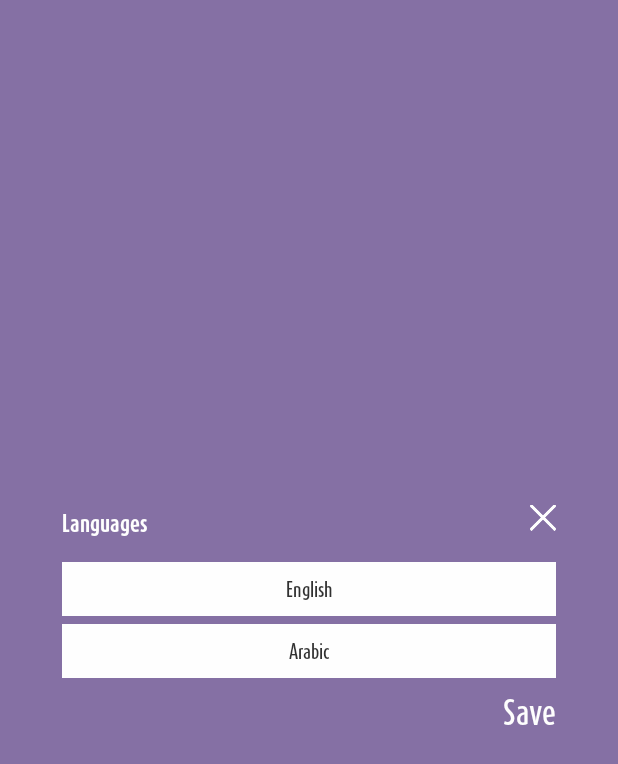
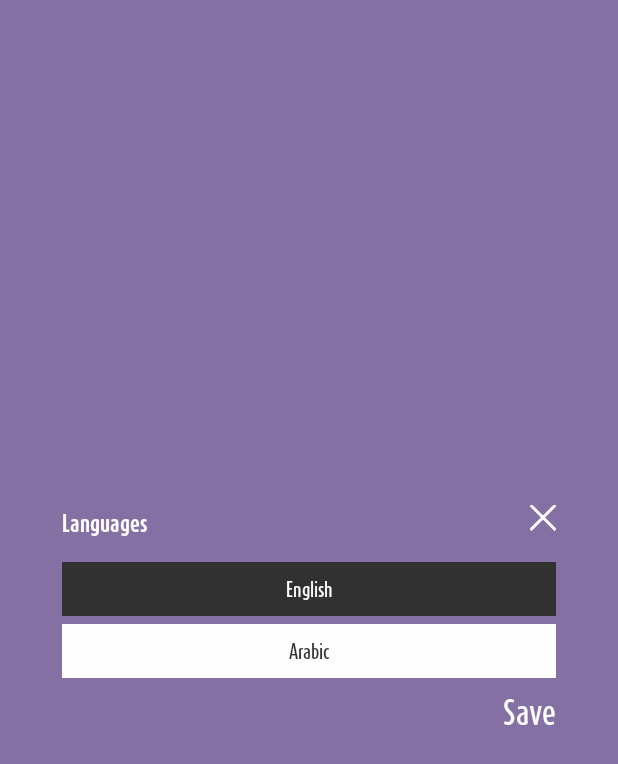
Before and after one commit to Sandeep-svf/yamaha, an Android app: the layout language.xml on its own in the app's theme, with its tools: preview values and no code run, on a phone screen of 412 x 824 dp. Shown: the top 764 px of the screen. Run offline under Robolectric (Android 15) with nearby library versions, the phone set to English and light mode, and no system bars.

Commit message:
21 sept_ 2022

```diff
--- a/app/src/main/res/layout/language.xml
+++ b/app/src/main/res/layout/language.xml
@@ -86,29 +86,20 @@
 
 
                     <androidx.appcompat.widget.AppCompatTextView
+                        android:id="@+id/english_layout"
                         android:layout_width="0dp"
                         android:layout_height="match_parent"
                         android:layout_weight="8"
                         android:gravity="center"
-
-                        android:textColor="@color/black"
-                        android:background="@null"
+                        android:textColor="@color/white"
+                        android:background="@color/black"
                         android:textSize="@dimen/default_text_size_12dp"
                         android:fontFamily="@font/daxcompact_medium"
-                        android:textColorHint="@color/black"
-                        android:hint="@string/english"
+
+                        android:text="@string/english"
                         ></androidx.appcompat.widget.AppCompatTextView>
 
-                    <androidx.appcompat.widget.AppCompatTextView
-                        android:layout_width="0dp"
-                        android:layout_height="match_parent"
-                        android:layout_weight="2"
-                        android:gravity="center"
-                        android:textColor="@color/purple_app_theam_color"
-                        android:textSize="@dimen/default_text_size_12dp"
-                        android:fontFamily="@font/daxcompact_medium"
-                        android:text="@string/show"
-                        ></androidx.appcompat.widget.AppCompatTextView>
+
                 </androidx.appcompat.widget.LinearLayoutCompat>
             </androidx.appcompat.widget.LinearLayoutCompat>
             <androidx.appcompat.widget.LinearLayoutCompat
@@ -125,6 +116,7 @@
 
 
                 <androidx.appcompat.widget.AppCompatTextView
+                    android:id="@+id/arbic_layout"
                     android:layout_width="0dp"
                     android:layout_height="match_parent"
                     android:layout_weight="8"
@@ -133,8 +125,8 @@
                     android:background="@null"
                     android:textSize="@dimen/default_text_size_12dp"
                     android:fontFamily="@font/daxcompact_medium"
-                    android:textColorHint="@color/black"
-                    android:hint="@string/arbic"
+
+                    android:text="@string/arbic"
                     ></androidx.appcompat.widget.AppCompatTextView>
 
 
@@ -149,17 +141,18 @@
 
 
                 >
+
                 <androidx.appcompat.widget.AppCompatTextView
+                    android:id="@+id/save_layout"
                     android:layout_width="wrap_content"
                     android:layout_height="wrap_content"
+                    android:layout_alignParentRight="true"
+                    android:layout_marginTop="10dp"
+                    android:fontFamily="@font/daxcompact_medium"
                     android:gravity="center"
+                    android:text="@string/save"
                     android:textColor="@color/white"
-                    android:layout_marginTop="10dp"
-                    android:textSize="@dimen/heading_extra_20dp"
-                    android:fontFamily="@font/daxcompact_medium"
-                    android:text="@string/save"
-                    android:layout_alignParentRight="true"
-                    ></androidx.appcompat.widget.AppCompatTextView>
+                    android:textSize="@dimen/heading_extra_20dp"></androidx.appcompat.widget.AppCompatTextView>
 
             </RelativeLayout>
 
```
Also changed, not shown: app/src/main/java/com/webnmobapps/yamaha/MainActivity.java (+28 -0 lines), app/src/main/java/com/webnmobapps/yamaha/profile/ProfileFragment.java (+65 -0 lines).
